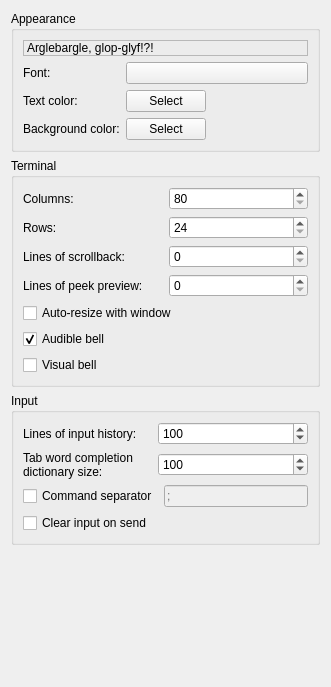
Old version of the form src/preferences/clientpage.ui in the repository nschimme/MMapper.
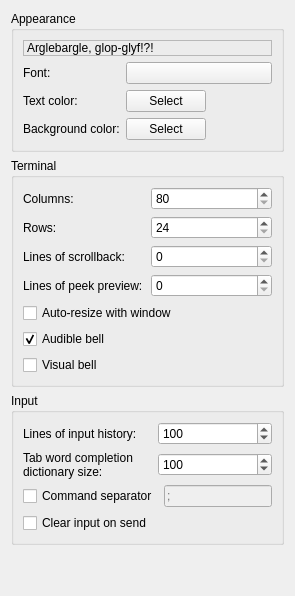
New version of the form.

Patch:
```diff
--- a/src/preferences/clientpage.ui
+++ b/src/preferences/clientpage.ui
@@ -2,14 +2,6 @@
 <ui version="4.0">
  <class>ClientPage</class>
  <widget class="QWidget" name="ClientPage">
-  <property name="geometry">
-   <rect>
-    <x>0</x>
-    <y>0</y>
-    <width>331</width>
-    <height>687</height>
-   </rect>
-  </property>
   <property name="windowTitle">
    <string>Form</string>
   </property>
```
Left out of the diff: 31 changed lines with no effect on the pictures.
